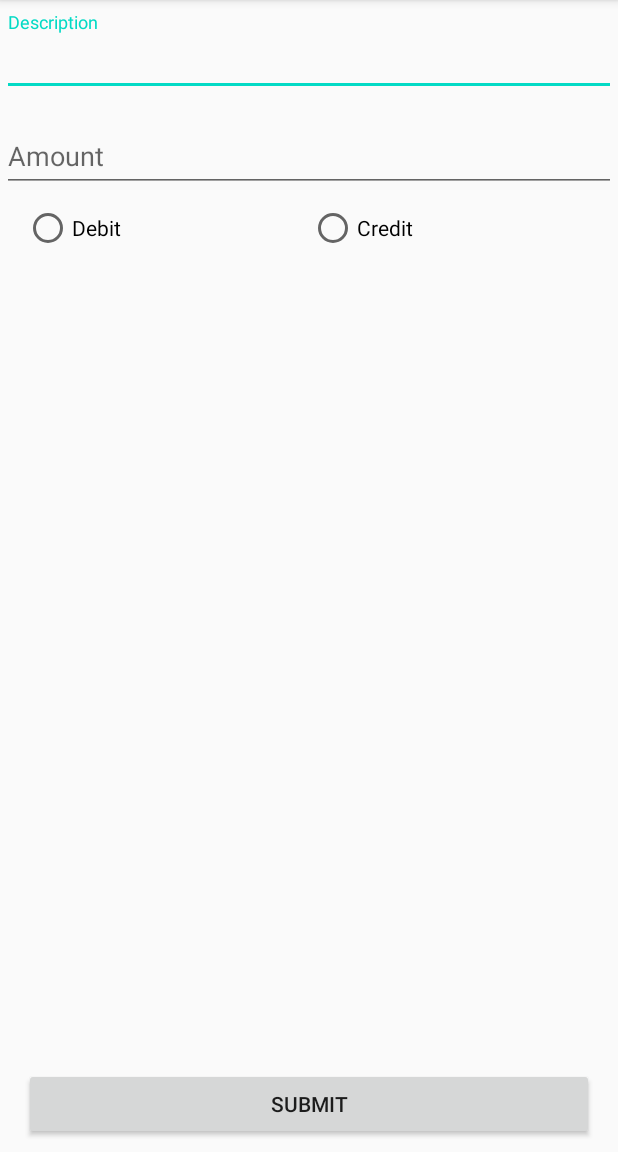
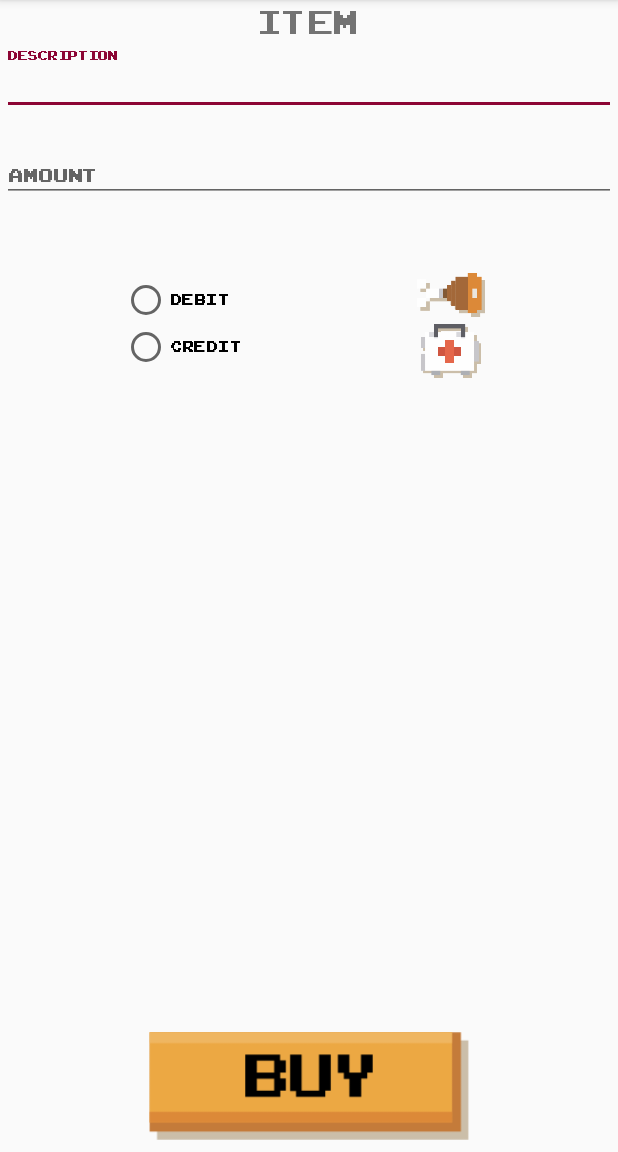
Before and after one commit to CesarDarryl/UTS_PemrogramanAndroid, an Android app: the SaveActivity screen opened directly, with no data from a screen before it, on a phone screen of 412 x 824 dp, the part 84-1236 px from its top. Run offline under Robolectric (Android 15) with nearby library versions, the phone set to English and light mode, and no system bars.

Commit message:
Done UI now UX

```diff
--- a/Bismillah/app/src/main/res/layout/activity_login.xml
+++ b/Bismillah/app/src/main/res/layout/activity_login.xml
@@ -28,8 +28,9 @@
         android:layout_height="wrap_content"
         android:layout_marginBottom="88dp"
         android:text="SIGN IN"
+        android:fontFamily="@font/arcadeclassic"
         android:textColor="#FFFFFF"
-        android:textSize="35sp"
+        android:textSize="40sp"
         android:textStyle="bold"
         app:layout_constraintBottom_toTopOf="@+id/guideline2"
         app:layout_constraintEnd_toEndOf="parent"
@@ -52,7 +53,8 @@
         android:id="@+id/input_username"
         android:layout_width="match_parent"
         android:layout_height="wrap_content"
-        android:hint="Adventurer ID"
+        android:hint="ID"
+        android:fontFamily="@font/arcadeclassic"
         android:textColorHint="#FFFFFF"
         android:textColor="#FFFFFF"/>
     </com.google.android.material.textfield.TextInputLayout>
@@ -73,7 +75,8 @@
             android:id="@+id/input_password"
             android:layout_width="match_parent"
             android:layout_height="wrap_content"
-            android:hint="Adventurer Password"
+            android:hint="Password"
+            android:fontFamily="@font/arcadeclassic"
             android:textColorHint="#FFFFFF"
             android:textColor="#FFFFFF"/>
     </com.google.android.material.textfield.TextInputLayout>
@@ -115,8 +118,9 @@
         android:layout_width="wrap_content"
         android:layout_height="wrap_content"
         android:text="ITEM SHOP"
+        android:fontFamily="@font/arcadeclassic"
         android:textColor="#FFFFFF"
-        android:textSize="20sp"
+        android:textSize="25sp"
         android:textStyle="bold"
         app:layout_constraintBottom_toBottomOf="@+id/imageView"
         app:layout_constraintEnd_toEndOf="parent"
@@ -130,7 +134,8 @@
         android:layout_width="wrap_content"
         android:layout_height="wrap_content"
         android:text="MERCHANT"
-        android:textSize="20sp"
+        android:fontFamily="@font/arcadeclassic"
+        android:textSize="25sp"
         android:textStyle="bold"
         android:textColor="#FFFFFF"
         app:layout_constraintBottom_toBottomOf="@+id/imageView"
--- a/Bismillah/app/src/main/res/layout/activity_save.xml
+++ b/Bismillah/app/src/main/res/layout/activity_save.xml
@@ -12,19 +12,17 @@
         android:layout_width="409dp"
         android:layout_height="wrap_content"
         android:layout_marginStart="16dp"
-        android:layout_marginTop="8dp"
         android:layout_marginEnd="16dp"
         app:layout_constraintEnd_toEndOf="parent"
         app:layout_constraintStart_toStartOf="parent"
-        app:layout_constraintTop_toTopOf="parent"
-        >
+        app:layout_constraintTop_toBottomOf="@+id/textView3">
 
         <com.google.android.material.textfield.TextInputEditText
             android:id="@+id/input_description"
             android:layout_width="match_parent"
             android:layout_height="wrap_content"
-            android:hint="Description"
-            />
+            android:fontFamily="@font/arcadeclassic"
+            android:hint="Description" />
     </com.google.android.material.textfield.TextInputLayout>
 
     <com.google.android.material.textfield.TextInputLayout
@@ -32,62 +30,97 @@
         android:layout_width="409dp"
         android:layout_height="wrap_content"
         android:layout_marginStart="16dp"
-        android:layout_marginTop="8dp"
+        android:layout_marginTop="12dp"
         android:layout_marginEnd="16dp"
         app:layout_constraintEnd_toEndOf="parent"
         app:layout_constraintStart_toStartOf="parent"
-        app:layout_constraintTop_toBottomOf="@+id/textInputLayout"
-        >
+        app:layout_constraintTop_toBottomOf="@+id/textInputLayout">
 
         <com.google.android.material.textfield.TextInputEditText
             android:id="@+id/input_amount"
             android:layout_width="match_parent"
             android:layout_height="wrap_content"
+            android:fontFamily="@font/arcadeclassic"
             android:hint="Amount"
-            android:inputType="numberSigned"
-            />
+            android:inputType="numberSigned" />
     </com.google.android.material.textfield.TextInputLayout>
 
     <RadioGroup
         android:id="@+id/group_type"
-        android:layout_width="0dp"
-        android:layout_height="wrap_content"
+        android:layout_width="202dp"
+        android:layout_height="73dp"
         android:layout_marginStart="16dp"
-        android:layout_marginTop="8dp"
+        android:layout_marginTop="44dp"
         android:layout_marginEnd="16dp"
-        android:orientation="horizontal"
+        android:orientation="vertical"
+        android:padding="5dp"
         android:weightSum="2"
         app:layout_constraintEnd_toEndOf="parent"
+        app:layout_constraintHorizontal_bias="0.338"
         app:layout_constraintStart_toStartOf="parent"
         app:layout_constraintTop_toBottomOf="@+id/textInputLayout2">
 
         <RadioButton
             android:id="@+id/radio_debit"
-            android:layout_width="0dp"
+            android:layout_width="196dp"
             android:layout_height="wrap_content"
             android:layout_weight="1"
+            android:fontFamily="@font/arcadeclassic"
             android:text="Debit" />
 
         <RadioButton
             android:id="@+id/radio_credit"
-            android:layout_width="0dp"
+            android:layout_width="196dp"
             android:layout_height="wrap_content"
             android:layout_weight="1"
+            android:fontFamily="@font/arcadeclassic"
             android:text="Credit" />
+
     </RadioGroup>
 
     <Button
         android:id="@+id/button_submit"
-        android:layout_width="0dp"
-        android:layout_height="wrap_content"
+        android:layout_width="213dp"
+        android:layout_height="72dp"
         android:layout_marginStart="16dp"
         android:layout_marginEnd="16dp"
         android:layout_marginBottom="8dp"
-        android:text="Submit"
+        android:background="@drawable/buy"
         android:onClick="handleSubmit"
         app:layout_constraintBottom_toBottomOf="parent"
         app:layout_constraintEnd_toEndOf="parent"
+        app:layout_constraintStart_toStartOf="parent" />
+
+    <TextView
+        android:id="@+id/textView3"
+        android:layout_width="wrap_content"
+        android:layout_height="wrap_content"
+        android:fontFamily="@font/arcadeclassic"
+        android:text="ITEM"
+        android:textSize="30sp"
+        app:layout_constraintEnd_toEndOf="parent"
+        app:layout_constraintHorizontal_bias="0.498"
         app:layout_constraintStart_toStartOf="parent"
-        />
+        app:layout_constraintTop_toTopOf="parent" />
+
+    <ImageView
+        android:id="@+id/imageView_daging"
+        android:layout_width="45dp"
+        android:layout_height="36dp"
+        app:layout_constraintBottom_toBottomOf="@+id/group_type"
+        app:layout_constraintStart_toEndOf="@+id/group_type"
+        app:layout_constraintTop_toTopOf="@+id/group_type"
+        app:layout_constraintVertical_bias="0.0"
+        app:srcCompat="@drawable/daging" />
+
+    <ImageView
+        android:id="@+id/imageView_heal"
+        android:layout_width="45dp"
+        android:layout_height="36dp"
+        app:layout_constraintBottom_toBottomOf="@+id/group_type"
+        app:layout_constraintStart_toEndOf="@+id/group_type"
+        app:layout_constraintTop_toBottomOf="@+id/imageView_daging"
+        app:layout_constraintVertical_bias="1.0"
+        app:srcCompat="@drawable/heal" />
 
 </androidx.constraintlayout.widget.ConstraintLayout>
--- a/Bismillah/app/src/main/res/layout/content_main.xml
+++ b/Bismillah/app/src/main/res/layout/content_main.xml
@@ -23,6 +23,7 @@
         <TextView
             android:id="@+id/text_welcome"
             android:layout_width="325dp"
+            android:fontFamily="@font/arcadeclassic"
             android:layout_height="wrap_content"
             android:textSize="35sp"
             app:layout_constraintStart_toStartOf="parent"
@@ -62,6 +63,7 @@
             android:layout_width="wrap_content"
             android:layout_height="wrap_content"
             android:text="Total Pembelian"
+            android:fontFamily="@font/arcadeclassic"
             app:layout_constraintBottom_toTopOf="@+id/text_balance"
             app:layout_constraintEnd_toEndOf="@+id/text_balance"
             app:layout_constraintHorizontal_bias="0.0"
--- a/Bismillah/app/src/main/res/layout/item_transaction.xml
+++ b/Bismillah/app/src/main/res/layout/item_transaction.xml
@@ -22,6 +22,7 @@
             android:id="@+id/text_description"
             android:layout_width="0dp"
             android:layout_height="wrap_content"
+            android:fontFamily="@font/arcadeclassic"
             android:layout_weight="2"
             android:textSize="18sp"
             tools:text="Description of transactions"
@@ -32,6 +33,7 @@
             android:layout_width="0dp"
             android:layout_height="wrap_content"
             android:layout_weight="1"
+            android:fontFamily="@font/arcadeclassic"
             android:textAlignment="textEnd"
             android:textStyle="bold"
             tools:text="IDR 10.000"
--- a/Bismillah/app/src/main/res/values/colors.xml
+++ b/Bismillah/app/src/main/res/values/colors.xml
@@ -2,5 +2,5 @@
 <resources>
     <color name="colorPrimary">#6200EE</color>
     <color name="colorPrimaryDark">#3700B3</color>
-    <color name="colorAccent">#03DAC5</color>
+    <color name="colorAccent">#8C0534</color>
 </resources>
```
Also changed, not shown: Bismillah/app/src/main/res/font/arcadeclassic.TTF (added).
